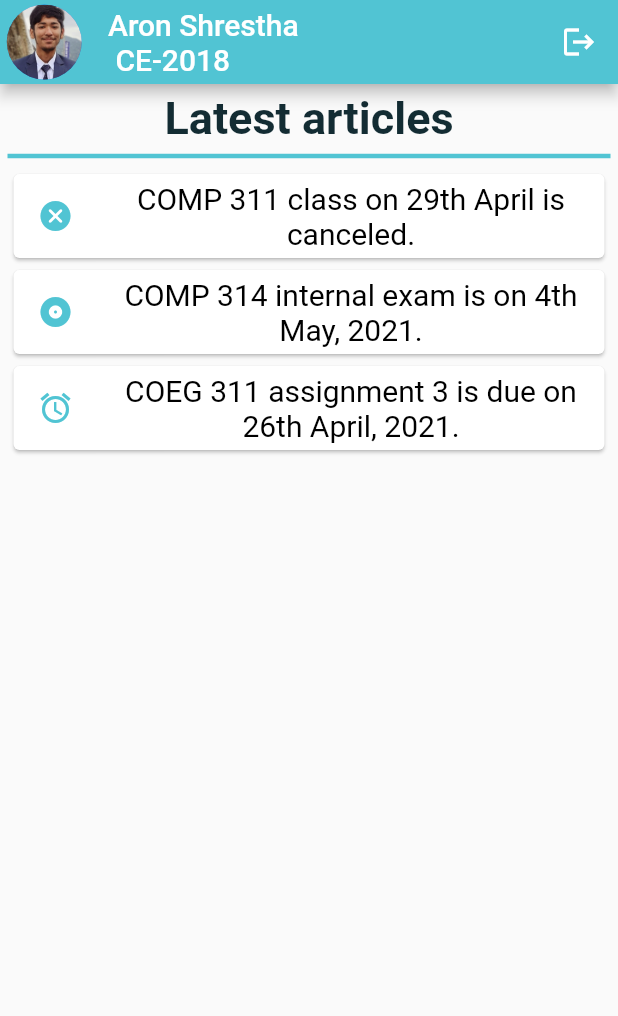
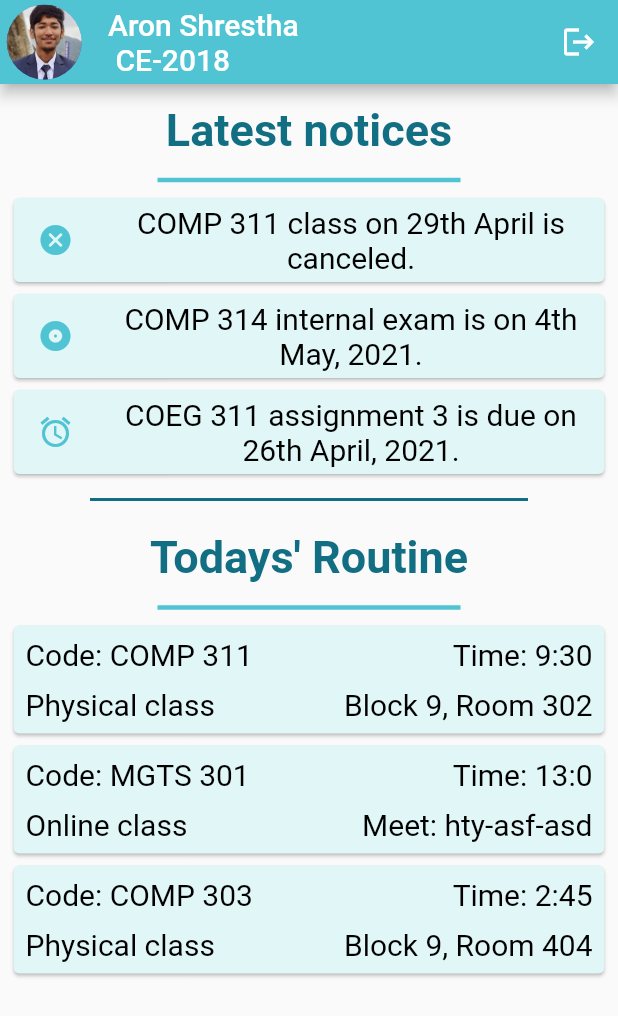
Before and after one commit to IsharMhzn/Hamro-Kakshyaa, a Flutter app: the screen it shows after launch, on a phone screen of 412 x 824 dp. Shown: the top 1016 px of the screen. Run offline on Flutter 3.47's test engine with Material 2 defaults, Android fonts, the phone set to English and light mode, and no system bars.

Commit message:
create: homepage routine section

```diff
--- a/flutter/hamro_kakshya/lib/homescreen/homescreen.dart
+++ b/flutter/hamro_kakshya/lib/homescreen/homescreen.dart
@@ -1,6 +1,7 @@
 import 'package:flutter/material.dart';
 import '../appbar.dart';
-import 'notices.dart';
+import 'notice.dart';
+import 'routine.dart';
 
 class HomeScreen extends StatefulWidget {
   @override
@@ -13,7 +14,16 @@ class _HomeScreenState extends State<HomeScreen> {
     return Scaffold(
       appBar: appbar(),
       body: Column(
-        children: [noticeBlock()],
+        children: [
+          noticeBlock(),
+          Divider(
+            color: Color(0xff126e82),
+            indent: 60,
+            endIndent: 60,
+            thickness: 2,
+          ),
+          routineBlock(),
+        ],
       ),
     );
   }
--- /dev/null
+++ b/flutter/hamro_kakshya/lib/homescreen/notice.dart
@@ -0,0 +1,80 @@
+import 'package:flutter/material.dart';
+
+class LatestNotice {
+  String notice;
+  String type;
+
+  LatestNotice({this.notice, this.type});
+}
+
+Map icons = {
+  'cancel': Icons.cancel_rounded,
+  'exam': Icons.album,
+  'due': Icons.alarm
+};
+
+Widget noticeCardGenerator(notice) {
+  return Card(
+    child: Column(
+      mainAxisAlignment: MainAxisAlignment.spaceBetween,
+      children: [
+        ListTile(
+          leading: Icon(
+            icons[notice.type],
+            color: Color(0xff51C4D3),
+          ),
+          title: Text(
+            notice.notice,
+            style: TextStyle(color: Colors.black, fontSize: 20),
+            textAlign: TextAlign.center,
+          ),
+        ),
+      ],
+    ),
+    color: Color(0xffe1f6f7),
+  );
+}
+
+Widget noticeBlock() {
+  List<LatestNotice> latest_notices = [
+    LatestNotice(
+        notice: 'COMP 311 class on 29th April is canceled.', type: 'cancel'),
+    LatestNotice(
+        notice: 'COMP 314 internal exam is on 4th May, 2021.', type: 'exam'),
+    LatestNotice(
+        notice: 'COEG 311 assignment 3 is due on 26th April, 2021.',
+        type: 'due'),
+  ];
+
+  return Container(
+    padding: EdgeInsets.all(5),
+    child: Column(
+      crossAxisAlignment: CrossAxisAlignment.center,
+      // mainAxisAlignment: MainAxisAlignment.spaceEvenly,
+      children: [
+        TextButton(
+            onPressed: () {},
+            child: Text(
+              'Latest notices',
+              style: TextStyle(
+                  color: Color(0xff126e82),
+                  fontWeight: FontWeight.bold,
+                  fontSize: 30),
+            )),
+        Divider(
+          color: Color(0xff51C4D3),
+          thickness: 3,
+          indent: 100,
+          endIndent: 100,
+        ),
+        Column(
+          children: latest_notices
+              .map(
+                (notice) => noticeCardGenerator(notice),
+              )
+              .toList(),
+        ),
+      ],
+    ),
+  );
+}
--- a/flutter/hamro_kakshya/lib/homescreen/notices.dart
+++ /dev/null
@@ -1,69 +0,0 @@
-import 'package:flutter/material.dart';
-
-class LatestNotice {
-  String notice;
-  String type;
-
-  LatestNotice({this.notice, this.type});
-}
-
-Map icons = {
-  'cancel': Icons.cancel_rounded,
-  'exam': Icons.album,
-  'due': Icons.alarm
-};
-
-Widget noticeBlock() {
-  List<LatestNotice> latest_notices = [
-    LatestNotice(
-        notice: 'COMP 311 class on 29th April is canceled.', type: 'cancel'),
-    LatestNotice(
-        notice: 'COMP 314 internal exam is on 4th May, 2021.', type: 'exam'),
-    LatestNotice(
-        notice: 'COEG 311 assignment 3 is due on 26th April, 2021.',
-        type: 'due'),
-  ];
-
-  return Container(
-    padding: EdgeInsets.all(5),
-    child: Column(
-      crossAxisAlignment: CrossAxisAlignment.center,
-      mainAxisAlignment: MainAxisAlignment.spaceEvenly,
-      children: [
-        Text(
-          'Latest articles',
-          style: TextStyle(
-              color: Color(0xff132C33),
-              fontWeight: FontWeight.bold,
-              fontSize: 30),
-        ),
-        Divider(
-          color: Color(0xff51C4D3),
-          thickness: 3,
-        ),
-        Column(
-          children: latest_notices
-              .map((notice) => Card(
-                    child: Column(
-                      mainAxisAlignment: MainAxisAlignment.spaceBetween,
-                      children: [
-                        ListTile(
-                          leading: Icon(
-                            icons[notice.type],
-                            color: Color(0xff51C4D3),
-                          ),
-                          title: Text(
-                            notice.notice,
-                            style: TextStyle(color: Colors.black, fontSize: 20),
-                            textAlign: TextAlign.center,
-                          ),
-                        ),
-                      ],
-                    ),
-                  ))
-              .toList(),
-        ),
-      ],
-    ),
-  );
-}
--- /dev/null
+++ b/flutter/hamro_kakshya/lib/homescreen/routine.dart
@@ -0,0 +1,101 @@
+import 'package:flutter/material.dart';
+
+class Time {
+  int hour, min;
+
+  Time({this.hour, this.min});
+}
+
+class Routine {
+  String subj, type, place;
+  Time t;
+
+  Routine({this.subj, this.type, this.place, this.t});
+}
+
+Widget routineCardGenerator(lecture) {
+  return Card(
+    color: Color(0xffe1f6f7),
+    child: Padding(
+      padding: const EdgeInsets.all(8.0),
+      child: Column(
+        mainAxisAlignment: MainAxisAlignment.spaceAround,
+        crossAxisAlignment: CrossAxisAlignment.stretch,
+        children: [
+          Row(
+            mainAxisAlignment: MainAxisAlignment.spaceBetween,
+            crossAxisAlignment: CrossAxisAlignment.center,
+            children: [
+              Text('Code: ${lecture.subj}',
+                  style: TextStyle(color: Colors.black, fontSize: 20)),
+              Text('Time: ${lecture.t.hour}:${lecture.t.min}',
+                  style: TextStyle(color: Colors.black, fontSize: 20)),
+            ],
+          ),
+          SizedBox(
+            height: 10,
+          ),
+          Row(
+            mainAxisAlignment: MainAxisAlignment.spaceBetween,
+            crossAxisAlignment: CrossAxisAlignment.center,
+            children: [
+              Text('${lecture.type} class',
+                  style: TextStyle(color: Colors.black, fontSize: 20)),
+              Text('${lecture.place}',
+                  style: TextStyle(color: Colors.black, fontSize: 20)),
+            ],
+          )
+        ],
+      ),
+    ),
+  );
+}
+
+Widget routineBlock() {
+  List<Routine> lectures = [
+    Routine(
+      subj: 'COMP 311',
+      place: 'Block 9, Room 302',
+      type: 'Physical',
+      t: Time(hour: 9, min: 30),
+    ),
+    Routine(
+      subj: 'MGTS 301',
+      place: 'Meet: hty-asf-asd',
+      type: 'Online',
+      t: Time(hour: 13, min: 0),
+    ),
+    Routine(
+      subj: 'COMP 303',
+      place: 'Block 9, Room 404',
+      type: 'Physical',
+      t: Time(hour: 2, min: 45),
+    ),
+  ];
+
+  return Container(
+      padding: EdgeInsets.all(5),
+      child: Column(
+        children: [
+          TextButton(
+              onPressed: () {},
+              child: Text(
+                'Todays\' Routine',
+                style: TextStyle(
+                    color: Color(0xff126e82),
+                    fontWeight: FontWeight.bold,
+                    fontSize: 30),
+              )),
+          Divider(
+            color: Color(0xff51C4D3),
+            thickness: 3,
+            indent: 100,
+            endIndent: 100,
+          ),
+          Column(
+              children: lectures
+                  .map((lecture) => routineCardGenerator(lecture))
+                  .toList())
+        ],
+      ));
+}
--- /dev/null
+++ b/flutter/hamro_kakshya/lib/menubar.dart
@@ -0,0 +1,5 @@
+import 'package:flutter/material.dart';
+
+Widget menubar() {
+  return Container();
+}
```
